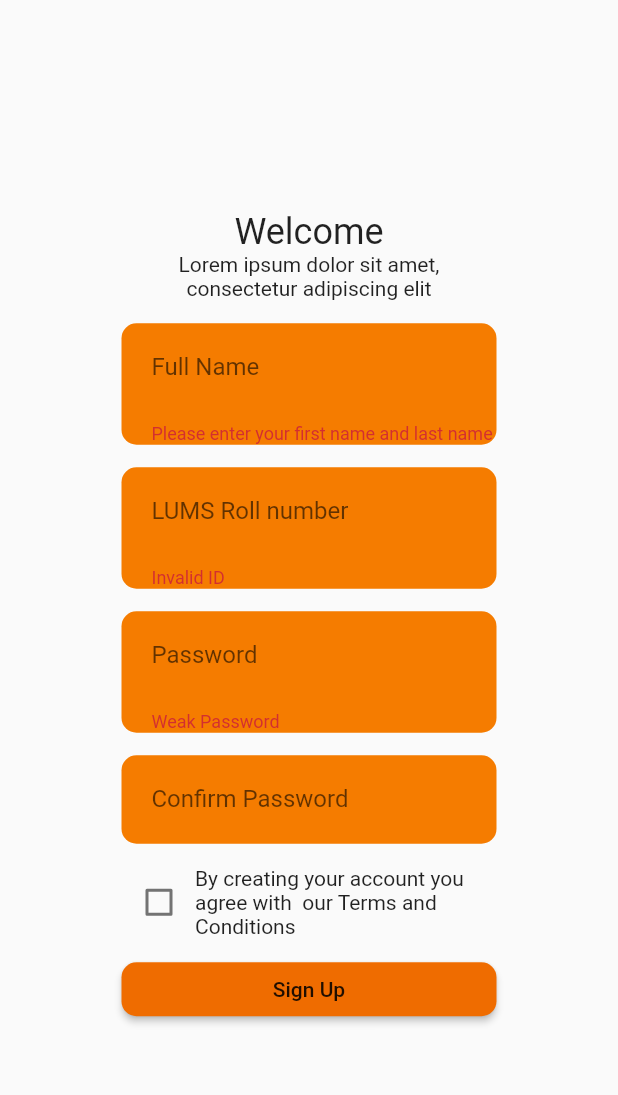
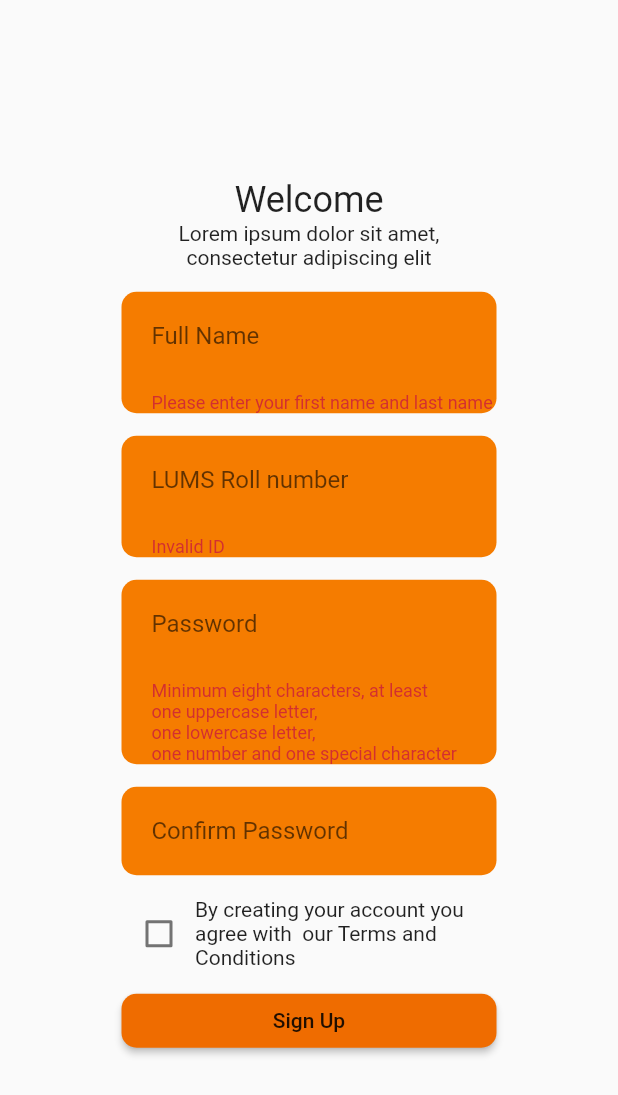
Before and after one commit to suleman-mahmood/card-pay, a Flutter app: the SignUpScreenOld screen opened directly, after a tap on "Sign Up", on a phone screen of 412 x 824 dp. Shown: the top 1095 px of the screen. Run offline on Flutter 3.47's test engine with Material 2 defaults, Android fonts, the light colour scheme and no system bars; our stand-ins replace cloud_firestore, cloud_functions, firebase_auth, firebase_core, font_awesome_flutter, google_fonts and 3 more; accounts and stored records are empty; network calls fail.

Commit message:
Added regix and fixed error prompt (#23)

```diff
--- a/frontend-flutter/lib/services/utils.dart
+++ b/frontend-flutter/lib/services/utils.dart
@@ -17,5 +17,6 @@ final Map codeToMessage = {
   "user-disabled": "Cannot login, Please contact helpline",
   "too-many-requests": "Too many requests. Try again later.",
   "email-already-in-use": "Roll number is already registered",
-  "weak-password": "Weak Password",
+  "weak-password":
+      "Minimum eight characters, at least one uppercase letter, one lowercase letter, one number and one special character:",
 };
--- a/frontend-flutter/lib/services/validation.dart
+++ b/frontend-flutter/lib/services/validation.dart
@@ -11,9 +11,10 @@ extension stringAddOns on String {
   }
 
   bool get isValidPassword {
-    final rollNumberRegExp = RegExp(r"^[0-9]{8}$");
-    final passwordRegExp =
-        RegExp(r"(?=.*[a-z])(?=.*[A-Z])(?=.*[0-9])(?=.*[^A-Za-z0-9])(?=.{8,})");
-    return rollNumberRegExp.hasMatch(this);
+    // Minimum eight characters, at least one uppercase letter,
+    // one lowercase letter, one number and one special character:
+    final passwordRegExp = RegExp(
+        r"^(?=.*[a-z])(?=.*[A-Z])(?=.*\d)(?=.*[@$!%*?&])[A-Za-z\d@$!%*?&]{8,}$");
+    return passwordRegExp.hasMatch(this);
   }
 }
--- a/frontend-flutter/lib/signup/signup.dart
+++ b/frontend-flutter/lib/signup/signup.dart
@@ -439,7 +439,7 @@ class SignUpScreenOld extends StatelessWidget {
                               return "Please enter Password";
                             }
                             if (!passwordValue.isValidPassword) {
-                              return "Weak Password";
+                              return "Minimum eight characters, at least\none uppercase letter,\none lowercase letter,\none number and one special character";
                             }
                             return null;
                           },
```
